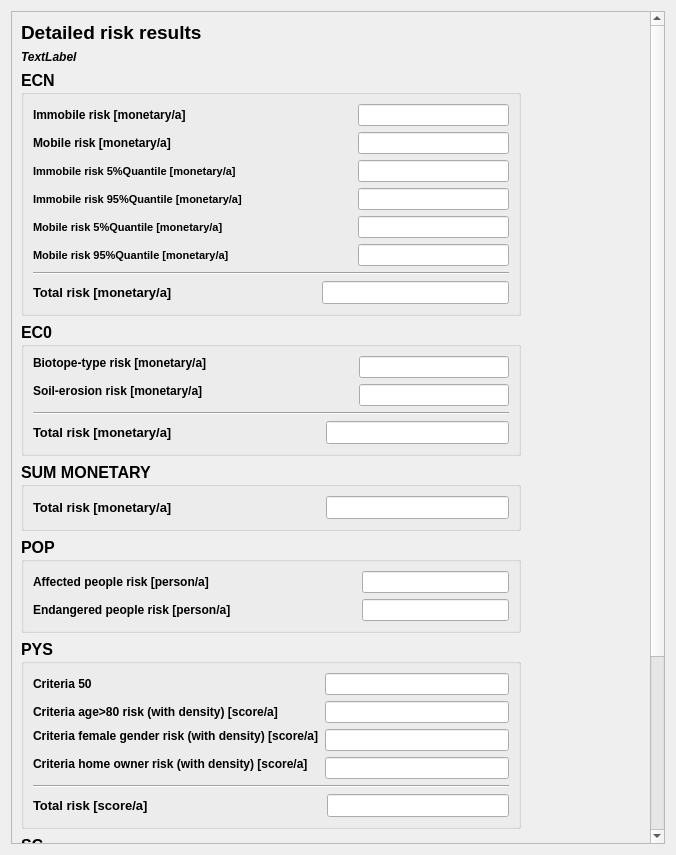
Old version of the form source_code/system_risk/source_code/gui/RiskGui_Result_Wid.ui in the repository dabachma/ProMaIDes_src.
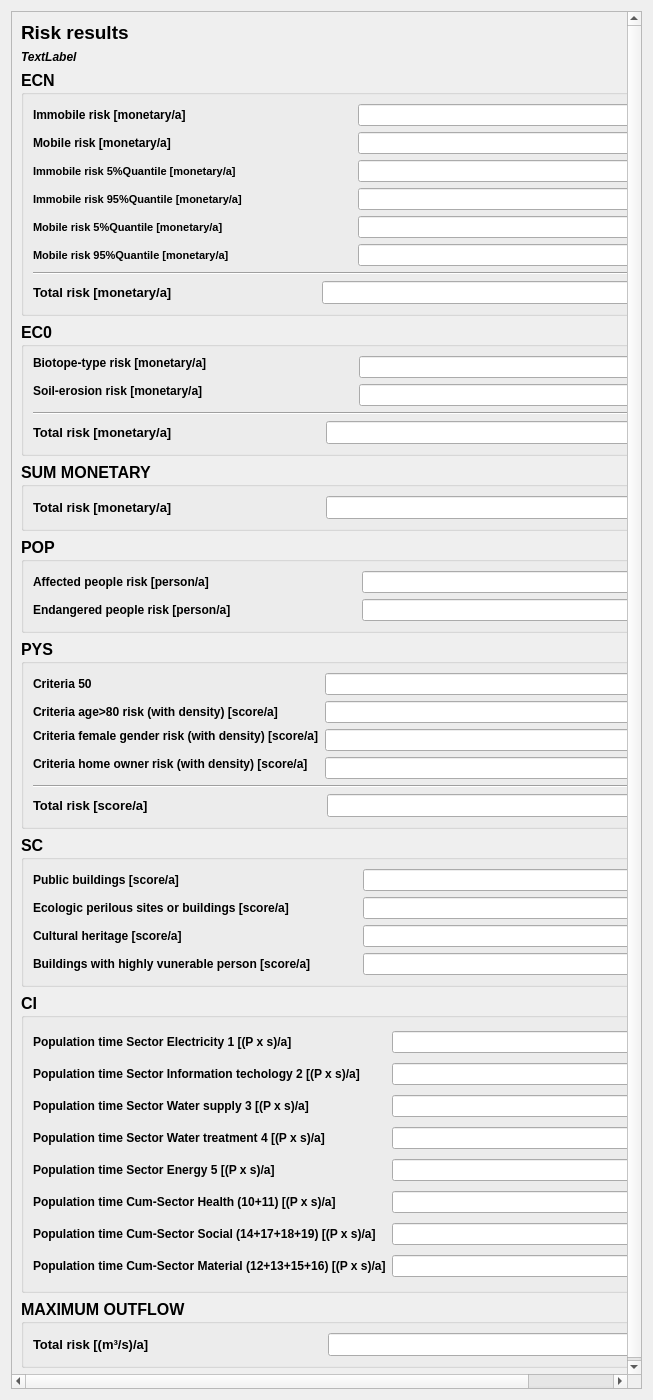
New version of the form.

Commit message: DAM System: added the CI-risk calculation HYD System added the temperature calculation for rivers (it is not yet tested)

```diff
--- a/source_code/system_risk/source_code/gui/RiskGui_Result_Wid.ui
+++ b/source_code/system_risk/source_code/gui/RiskGui_Result_Wid.ui
@@ -6,8 +6,8 @@
    <rect>
     <x>0</x>
     <y>0</y>
-    <width>676</width>
-    <height>855</height>
+    <width>653</width>
+    <height>1400</height>
    </rect>
   </property>
   <property name="windowTitle">
@@ -23,9 +23,9 @@
       <property name="geometry">
        <rect>
         <x>0</x>
-        <y>-166</y>
-        <width>639</width>
-        <height>1001</height>
+        <y>-129</y>
+        <width>722</width>
+        <height>1484</height>
        </rect>
       </property>
       <layout class="QVBoxLayout" name="verticalLayout_8">
@@ -46,7 +46,7 @@
           </font>
          </property>
          <property name="text">
-          <string>Detailed risk results </string>
+          <string>Risk results </string>
          </property>
         </widget>
        </item>
@@ -62,7 +62,7 @@
           </font>
          </property>
          <property name="text">
-          <string>TextLabel</string>
+          <string>TextLabel </string>
          </property>
         </widget>
        </item>
@@ -76,7 +76,7 @@
          </property>
          <property name="maximumSize">
           <size>
-           <width>500</width>
+           <width>700</width>
            <height>16777215</height>
           </size>
          </property>
@@ -328,7 +328,7 @@
          </property>
          <property name="maximumSize">
           <size>
-           <width>500</width>
+           <width>700</width>
            <height>16777215</height>
           </size>
          </property>
@@ -468,7 +468,7 @@
          </property>
          <property name="maximumSize">
           <size>
-           <width>500</width>
+           <width>700</width>
            <height>16777215</height>
           </size>
          </property>
@@ -541,7 +541,7 @@
          </property>
          <property name="maximumSize">
           <size>
-           <width>500</width>
+           <width>700</width>
            <height>16777215</height>
           </size>
          </property>
@@ -648,7 +648,7 @@
          </property>
          <property name="maximumSize">
           <size>
-           <width>500</width>
+           <width>700</width>
            <height>16777215</height>
           </size>
          </property>
@@ -868,7 +868,7 @@
          </property>
          <property name="maximumSize">
           <size>
-           <width>500</width>
+           <width>700</width>
            <height>16777215</height>
           </size>
          </property>
@@ -1032,11 +1032,254 @@
          </layout>
         </widget>
        </item>
+       <item>
+        <widget class="QGroupBox" name="groupBox_ci">
+         <property name="minimumSize">
+          <size>
+           <width>0</width>
+           <height>300</height>
+          </size>
+         </property>
+         <property name="maximumSize">
+          <size>
+           <width>700</width>
+           <height>16777215</height>
+          </size>
+         </property>
+         <property name="font">
+          <font>
+           <family>Arial</family>
+           <pointsize>12</pointsize>
+           <weight>75</weight>
+           <bold>true</bold>
+          </font>
+         </property>
+         <property name="title">
+          <string>CI</string>
+         </property>
+         <property name="flat">
+          <bool>true</bool>
+         </property>
+         <layout class="QGridLayout" name="gridLayout_11">
+          <item row="6" column="1">
+           <widget class="QLineEdit" name="lineEdit_ci_social">
+            <property name="font">
+             <font>
+              <pointsize>9</pointsize>
+              <weight>75</weight>
+              <bold>true</bold>
+             </font>
+            </property>
+            <property name="alignment">
+             <set>Qt::AlignRight|Qt::AlignTrailing|Qt::AlignVCenter</set>
+            </property>
+           </widget>
+          </item>
+          <item row="1" column="1">
+           <widget class="QLineEdit" name="lineEdit_ci_info_tech">
+            <property name="font">
+             <font>
+              <pointsize>9</pointsize>
+              <weight>75</weight>
+              <bold>true</bold>
+             </font>
+            </property>
+            <property name="alignment">
+             <set>Qt::AlignRight|Qt::AlignTrailing|Qt::AlignVCenter</set>
+            </property>
+           </widget>
+          </item>
+          <item row="0" column="0">
+           <widget class="QLabel" name="label_24">
+            <property name="font">
+             <font>
+              <family>Arial</family>
+              <pointsize>9</pointsize>
+              <weight>75</weight>
+              <bold>true</bold>
+             </font>
+            </property>
+            <property name="text">
+             <string>Population time Sector Electricity 1 [(P x s)/a]</string>
+            </property>
+           </widget>
+          </item>
+          <item row="1" column="0">
+           <widget class="QLabel" name="label_25">
+            <property name="font">
+             <font>
+              <pointsize>9</pointsize>
+             </font>
+            </property>
+            <property name="text">
+             <string>Population time Sector Information techology 2 [(P x s)/a]</string>
+            </property>
+           </widget>
+          </item>
+          <item row="5" column="1">
+           <widget class="QLineEdit" name="lineEdit_ci_health">
+            <property name="font">
+             <font>
+              <pointsize>9</pointsize>
+              <weight>75</weight>
+              <bold>true</bold>
+             </font>
+            </property>
+            <property name="alignment">
+             <set>Qt::AlignRight|Qt::AlignTrailing|Qt::AlignVCenter</set>
+            </property>
+           </widget>
+          </item>
+          <item row="0" column="1">
+           <widget class="QLineEdit" name="lineEdit_ci_elect">
+            <property name="font">
+             <font>
+              <pointsize>9</pointsize>
+              <weight>75</weight>
+              <bold>true</bold>
+             </font>
+            </property>
+            <property name="alignment">
+             <set>Qt::AlignRight|Qt::AlignTrailing|Qt::AlignVCenter</set>
+            </property>
+           </widget>
+          </item>
+          <item row="3" column="1">
+           <widget class="QLineEdit" name="lineEdit_ci_water_treat">
+            <property name="font">
+             <font>
+              <pointsize>9</pointsize>
+              <weight>75</weight>
+              <bold>true</bold>
+             </font>
+            </property>
+            <property name="alignment">
+             <set>Qt::AlignRight|Qt::AlignTrailing|Qt::AlignVCenter</set>
+            </property>
+           </widget>
+          </item>
+          <item row="4" column="1">
+           <widget class="QLineEdit" name="lineEdit_ci_energy">
+            <property name="font">
+             <font>
+              <pointsize>9</pointsize>
+              <weight>75</weight>
+              <bold>true</bold>
+             </font>
+            </property>
+            <property name="alignment">
+             <set>Qt::AlignRight|Qt::AlignTrailing|Qt::AlignVCenter</set>
+            </property>
+           </widget>
+          </item>
+          <item row="2" column="1">
+           <widget class="QLineEdit" name="lineEdit_ci_water_sup">
+            <property name="font">
+             <font>
+              <pointsize>9</pointsize>
+              <weight>75</weight>
+              <bold>true</bold>
+             </font>
+            </property>
+            <property name="alignment">
+             <set>Qt::AlignRight|Qt::AlignTrailing|Qt::AlignVCenter</set>
+            </property>
+           </widget>
+          </item>
+          <item row="7" column="1">
+           <widget class="QLineEdit" name="lineEdit_ci_mat">
+            <property name="font">
+             <font>
+              <pointsize>9</pointsize>
+              <weight>75</weight>
+              <bold>true</bold>
+             </font>
+            </property>
+            <property name="alignment">
+             <set>Qt::AlignRight|Qt::AlignTrailing|Qt::AlignVCenter</set>
+            </property>
+           </widget>
+          </item>
+          <item row="2" column="0">
+           <widget class="QLabel" name="label_26">
+            <property name="font">
+             <font>
+              <pointsize>9</pointsize>
+             </font>
+            </property>
+            <property name="text">
+             <string>Population time Sector Water supply 3 [(P x s)/a]</string>
+            </property>
+           </widget>
+          </item>
+          <item row="3" column="0">
+           <widget class="QLabel" name="label_27">
+            <property name="font">
+             <font>
+              <pointsize>9</pointsize>
+             </font>
+            </property>
+            <property name="text">
+             <string>Population time Sector Water treatment 4 [(P x s)/a]</string>
+            </property>
+           </widget>
+          </item>
+          <item row="4" column="0">
+           <widget class="QLabel" name="label_28">
+            <property name="font">
+             <font>
+              <pointsize>9</pointsize>
+             </font>
+            </property>
+            <property name="text">
+             <string>Population time Sector Energy 5 [(P x s)/a]</string>
+            </property>
+           </widget>
+          </item>
+          <item row="5" column="0">
+           <widget class="QLabel" name="label_29">
+            <property name="font">
+             <font>
+              <pointsize>9</pointsize>
+             </font>
+            </property>
+            <property name="text">
+             <string>Population time Cum-Sector Health (10+11) [(P x s)/a]</string>
+            </property>
+           </widget>
+          </item>
+          <item row="6" column="0">
+           <widget class="QLabel" name="label_30">
+            <property name="font">
+             <font>
+              <pointsize>9</pointsize>
+             </font>
+            </property>
+            <property name="text">
+             <string>Population time Cum-Sector Social (14+17+18+19) [(P x s)/a]</string>
+            </property>
+           </widget>
+          </item>
+          <item row="7" column="0">
+           <widget class="QLabel" name="label_31">
+            <property name="font">
+             <font>
+              <pointsize>9</pointsize>
+             </font>
+            </property>
+            <property name="text">
+             <string>Population time Cum-Sector Material (12+13+15+16) [(P x s)/a]</string>
+            </property>
+           </widget>
+          </item>
+         </layout>
+        </widget>
+       </item>
        <item>
         <widget class="QGroupBox" name="groupBox_outflow">
          <property name="minimumSize">
           <size>
-           <width>0</width>
+           <width>700</width>
            <height>0</height>
           </size>
          </property>
```
The commit also changes 83 other files.
